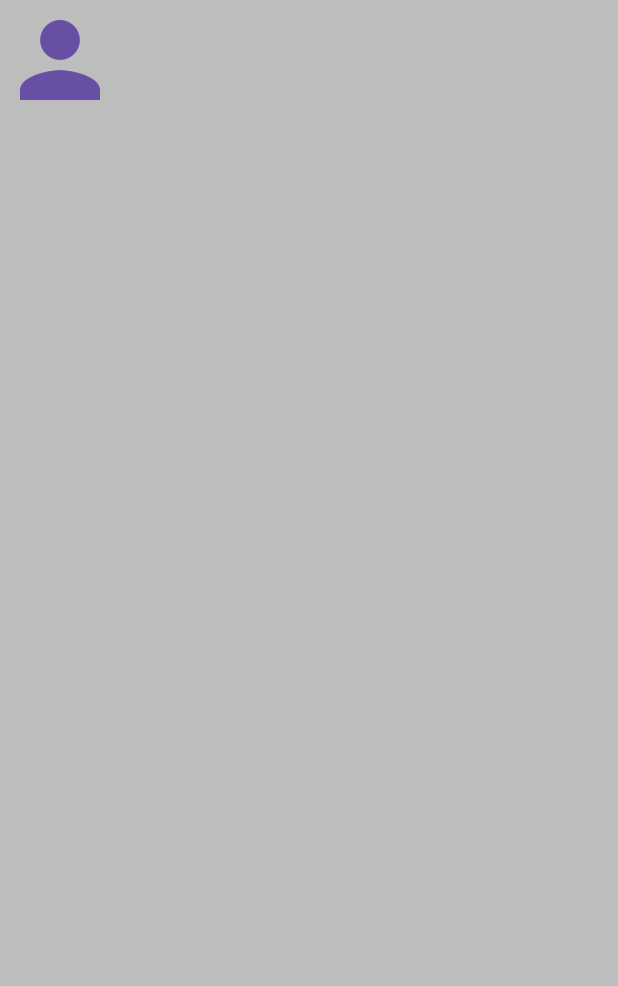
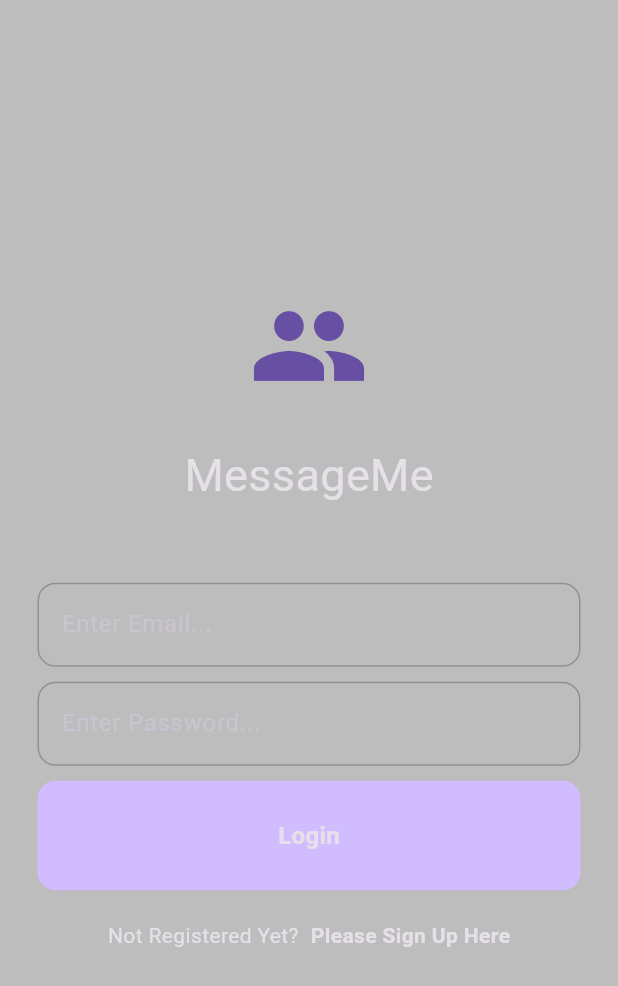
Before and after one commit to dwijvas/finalprojexct, a Flutter app: the LoginScreen screen opened directly, on a phone screen of 412 x 824 dp. Shown: the top 986 px of the screen. Run offline on Flutter 3.47's test engine with Material 3 defaults, Android fonts, the phone set to English and light mode, and no system bars.

Commit message:
login UI w/o firebase integration

```diff
--- /dev/null
+++ b/lib/components/button.dart
@@ -0,0 +1,35 @@
+import 'package:flutter/material.dart';
+
+class MyButton extends StatelessWidget {
+  final String text;
+  final void Function()? onTap;
+
+  const MyButton({
+    super.key,
+    required this.text,
+    required this.onTap,
+  });
+
+  @override
+  Widget build(BuildContext context) {
+    return GestureDetector(
+      onTap: onTap,
+      child: Container(
+        decoration: BoxDecoration(
+          color: Theme.of(context).colorScheme.primary,
+          borderRadius: BorderRadius.circular(12),
+        ),
+        padding: const EdgeInsets.all(25),
+        child: Center(
+          child: Text(
+            text,
+            style: const TextStyle(
+              fontWeight: FontWeight.bold,
+              fontSize: 16,
+            ),
+          ),
+        ),
+      ),
+    );
+  }
+}
--- /dev/null
+++ b/lib/components/textfields.dart
@@ -0,0 +1,27 @@
+import 'package:flutter/material.dart';
+
+class MyTextField extends StatelessWidget {
+  final String hintText;
+  final bool obscureText;
+  final TextEditingController controller;
+  const MyTextField({
+    super.key,
+    required this.controller,
+    required this.hintText,
+    required this.obscureText,
+  });
+
+  @override
+  Widget build(BuildContext context) {
+    return TextField(
+      controller: controller,
+      decoration: InputDecoration(
+        border: OutlineInputBorder(
+          borderRadius: BorderRadius.circular(12),
+        ),
+        hintText: hintText,
+      ),
+      obscureText: obscureText,
+    );
+  }
+}
--- a/lib/main.dart
+++ b/lib/main.dart
@@ -1,4 +1,5 @@
 import 'package:flutter/material.dart';
+import 'screens/LoginScreen.dart';
 
 void main() {
   runApp(const MyApp());
@@ -14,7 +15,7 @@ class MyApp extends StatelessWidget {
       debugShowCheckedModeBanner: false,
       title: 'MessageMe',
       theme: ThemeData.dark(),
-      home: LoginScreen(),
+      home: const LoginScreen(),
     );
   }
 }
--- a/lib/screens/LoginScreen.dart
+++ b/lib/screens/LoginScreen.dart
@@ -1,3 +1,5 @@
+import 'package:finalprojexct/components/button.dart';
+import 'package:finalprojexct/components/textfields.dart';
 import 'package:flutter/material.dart';
 
 class LoginScreen extends StatefulWidget {
@@ -8,31 +10,88 @@ class LoginScreen extends StatefulWidget {
 }
 
 class _LoginScreenState extends State<LoginScreen> {
+  // text controllers
+  final TextEditingController emailController = TextEditingController();
+  final TextEditingController passwordController = TextEditingController();
+
   @override
   Widget build(BuildContext context) {
     return Scaffold(
       backgroundColor: Colors.black26,
-      body: Column(
+      body: Center(
+        child: Padding(
+          padding: const EdgeInsets.all(25.0),
+          child: Column(
+            mainAxisAlignment: MainAxisAlignment.center,
             children: [
               //logo
               Icon(
-            Icons.person,
+                Icons.group,
                 size: 80,
                 color: Theme.of(context).colorScheme.inversePrimary,
               ),
 
               const SizedBox(height: 25),
 
-          //welcome back
+              //welcome message
+              const Text(
+                'MessageMe',
+                style: TextStyle(
+                  fontSize: 30,
+                ),
+              ),
 
-          //textfield email
+              const SizedBox(height: 50),
 
-          //password
+              // email textfield
+              MyTextField(
+                controller: emailController,
+                hintText: "Enter Email...",
+                obscureText: false,
+              ),
+
+              const SizedBox(height: 10),
+
+              // password textfield
+              MyTextField(
+                controller: passwordController,
+                hintText: "Enter Password...",
+                obscureText: true,
+              ),
+
+              const SizedBox(height: 10),
+
 
               //login button
+              MyButton(
+                text: "Login",
+                onTap: (){}
+              ),
+
+              const SizedBox(height: 20),
 
               //navigate to signup
+              Row(
+                mainAxisAlignment: MainAxisAlignment.center,
+                children: [
+                  const Text(
+                    "Not Registered Yet?",
+                  ),
+                  const SizedBox(width: 8),
+                  GestureDetector(
+                    onTap: (){},
+                    child: const Text(
+                      "Please Sign Up Here",
+                      style: TextStyle(
+                        fontWeight: FontWeight.bold,
+                      ),
+                    ),
+                  ),
                 ],
+              )
+            ],
+          ),
+        ),
       ),
     );
   }
```
Also changed, not shown: lib/screens/SignupScreen.dart (added). Lines whose indentation alone changed are shown as unchanged.
